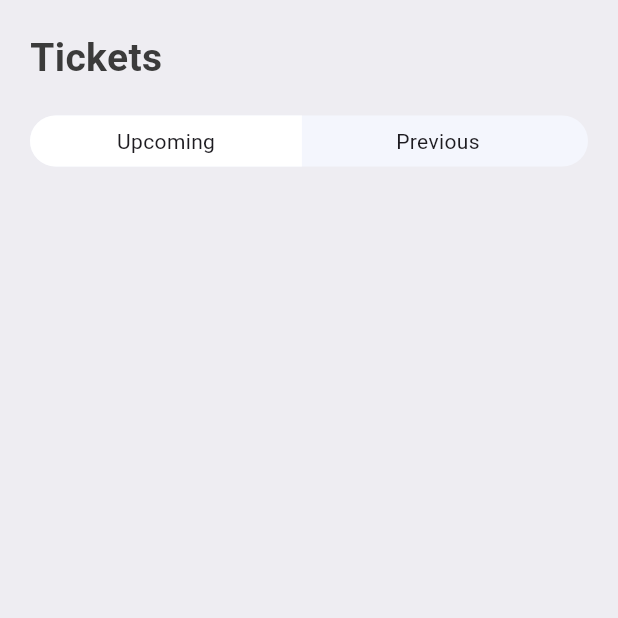
After one commit to loixrang/ticket_app, a Flutter app: the TicketScreen screen opened directly, on a phone screen of 412 x 824 dp, the top half of it. The commit adds this screen. Run offline on Flutter 3.47's test engine with Material 3 defaults, Android fonts, the phone set to English and light mode, and no system bars; our stand-ins replace fluentui_icons.

Commit message:
started working on Ticket page
##I made the previous wiget in "search" tab to be reusable...

```diff
--- a/lib/base/bottom_nav_bar.dart
+++ b/lib/base/bottom_nav_bar.dart
@@ -2,6 +2,7 @@ import 'package:fluentui_icons/fluentui_icons.dart';
 import 'package:flutter/material.dart';
 import 'package:ticket_app/screens/home/home_screen.dart';
 import 'package:ticket_app/screens/search/search_screen.dart';
+import 'package:ticket_app/screens/ticket/ticket_screen.dart';
 
 class BottomNavBar extends StatefulWidget {
   const BottomNavBar({super.key});
@@ -15,7 +16,7 @@ class _BottomNavBarState extends State<BottomNavBar> {
   final appScreens = [
     const HomeScreen(),
     const SearchScreen(),
-    const Center(child: Text("Tickets")),
+    const TicketScreen(),
     const Center(child: Text("Profile")),
   ];
 
--- a/lib/screens/search/search_screen.dart
+++ b/lib/screens/search/search_screen.dart
@@ -26,7 +26,7 @@ class SearchScreen extends StatelessWidget {
           const SizedBox(
             height: 20,
           ),
-          const AppTicketTabs(),
+          const AppTicketTabs(firstTab: 'All Tickets', secondTab: 'Hotels',),
           const SizedBox(
             height: 25,
           ),
--- a/lib/screens/search/widgets/app_ticket_tabs.dart
+++ b/lib/screens/search/widgets/app_ticket_tabs.dart
@@ -1,7 +1,9 @@
 import 'package:flutter/material.dart';
 
 class AppTicketTabs extends StatelessWidget {
-  const AppTicketTabs({super.key});
+  final String firstTab;
+  final String secondTab;
+  const AppTicketTabs({super.key, required this.firstTab, required this.secondTab});
 
   @override
   Widget build(BuildContext context) {
@@ -9,13 +11,13 @@ class AppTicketTabs extends StatelessWidget {
       decoration: BoxDecoration(
           borderRadius: BorderRadius.circular(50),
           color: const Color(0xFFF4F6Fd)),
-      child: const Row(
+      child: Row(
         children: [
           AppTabs(
-            tabText: 'All Ticket',
+            tabText: firstTab,
           ),
           AppTabs(
-            tabText: 'Hotels',
+            tabText: secondTab,
             tabBorder: true,
             tabColor: false,
           ),
@@ -42,7 +44,7 @@ class AppTabs extends StatelessWidget {
       width: size.width * .44,
       padding: const EdgeInsets.symmetric(vertical: 7.0),
       decoration: BoxDecoration(
-        color: tabColor == true? Colors.white : Colors.transparent,
+        color: tabColor == true ? Colors.white : Colors.transparent,
         borderRadius: tabBorder == false
             ? const BorderRadius.horizontal(left: Radius.circular(50))
             : const BorderRadius.horizontal(right: Radius.circular(50)),
--- /dev/null
+++ b/lib/screens/ticket/ticket_screen.dart
@@ -0,0 +1,22 @@
+import 'package:flutter/material.dart';
+import 'package:ticket_app/base/res/styles/app_styles.dart';
+import 'package:ticket_app/screens/search/widgets/app_ticket_tabs.dart';
+
+class TicketScreen extends StatelessWidget {
+  const TicketScreen({super.key});
+
+  @override
+  Widget build(BuildContext context) {
+    return Scaffold(
+      backgroundColor: AppStyles.bgColor,
+      body: ListView(
+        padding: const EdgeInsets.symmetric(horizontal: 20, vertical: 20),
+        children: [
+          Text('Tickets', style: AppStyles.headLineStyle1,),
+          const SizedBox(height: 20,),
+          const AppTicketTabs(firstTab: 'Upcoming', secondTab: 'Previous',),
+        ],
+      ),
+    );
+  }
+}
```
